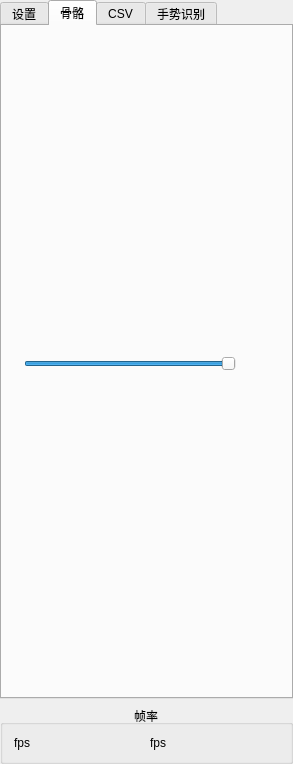
Old version of the form ui/h2Widget.ui in the repository FOHEART/MotionGloveUI.
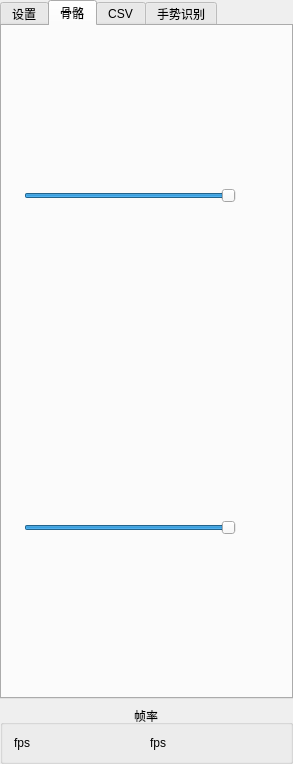
New version of the form. The open tabs and pages were chosen to show the change.

Patch:
```diff
--- a/ui/h2Widget.ui
+++ b/ui/h2Widget.ui
@@ -280,6 +280,82 @@
         </layout>
        </item>
        <item row="1" column="0" colspan="2">
+        <layout class="QHBoxLayout" name="HL_jointOpacity">
+         <property name="leftMargin">
+          <number>9</number>
+         </property>
+         <property name="topMargin">
+          <number>2</number>
+         </property>
+         <property name="rightMargin">
+          <number>9</number>
+         </property>
+         <property name="bottomMargin">
+          <number>6</number>
+         </property>
+         <property name="spacing">
+          <number>6</number>
+         </property>
+         <item>
+          <widget class="QLabel" name="LBL_jointOpacityTitle">
+           <property name="sizePolicy">
+            <sizepolicy hsizetype="Preferred" vsizetype="Preferred">
+             <horstretch>0</horstretch>
+             <verstretch>0</verstretch>
+            </sizepolicy>
+           </property>
+           <property name="text">
+            <string/>
+           </property>
+          </widget>
+         </item>
+         <item>
+          <widget class="QSlider" name="SL_jointOpacity">
+           <property name="minimumSize">
+            <size>
+             <width>80</width>
+             <height>0</height>
+            </size>
+           </property>
+           <property name="orientation">
+            <enum>Qt::Horizontal</enum>
+           </property>
+           <property name="minimum">
+            <number>0</number>
+           </property>
+           <property name="maximum">
+            <number>100</number>
+           </property>
+           <property name="singleStep">
+            <number>5</number>
+           </property>
+           <property name="pageStep">
+            <number>10</number>
+           </property>
+           <property name="value">
+            <number>100</number>
+           </property>
+          </widget>
+         </item>
+         <item>
+          <widget class="QLabel" name="LBL_jointOpacityValue">
+           <property name="minimumSize">
+            <size>
+             <width>40</width>
+             <height>0</height>
+            </size>
+           </property>
+           <property name="text">
+            <string/>
+           </property>
+           <property name="alignment">
+            <set>Qt::AlignRight|Qt::AlignTrailing|Qt::AlignVCenter</set>
+           </property>
+          </widget>
+         </item>
+        </layout>
+       </item>
+       <item row="2" column="0" colspan="2">
         <layout class="QVBoxLayout" name="VL_skeleton"/>
        </item>
       </layout>
```
